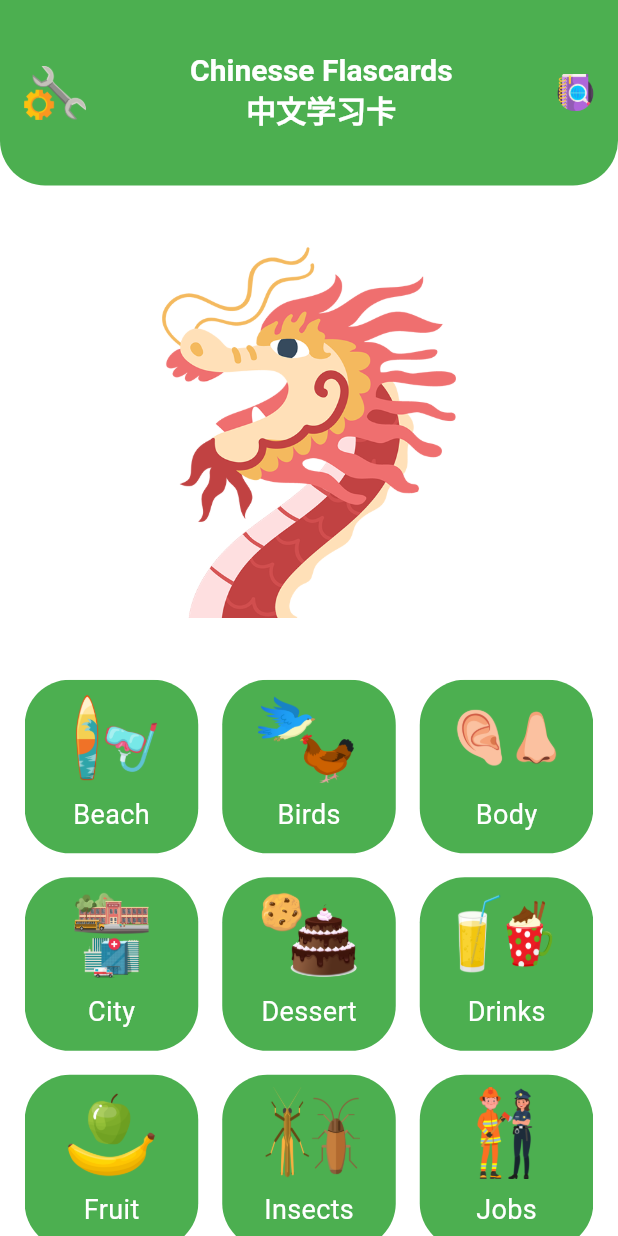
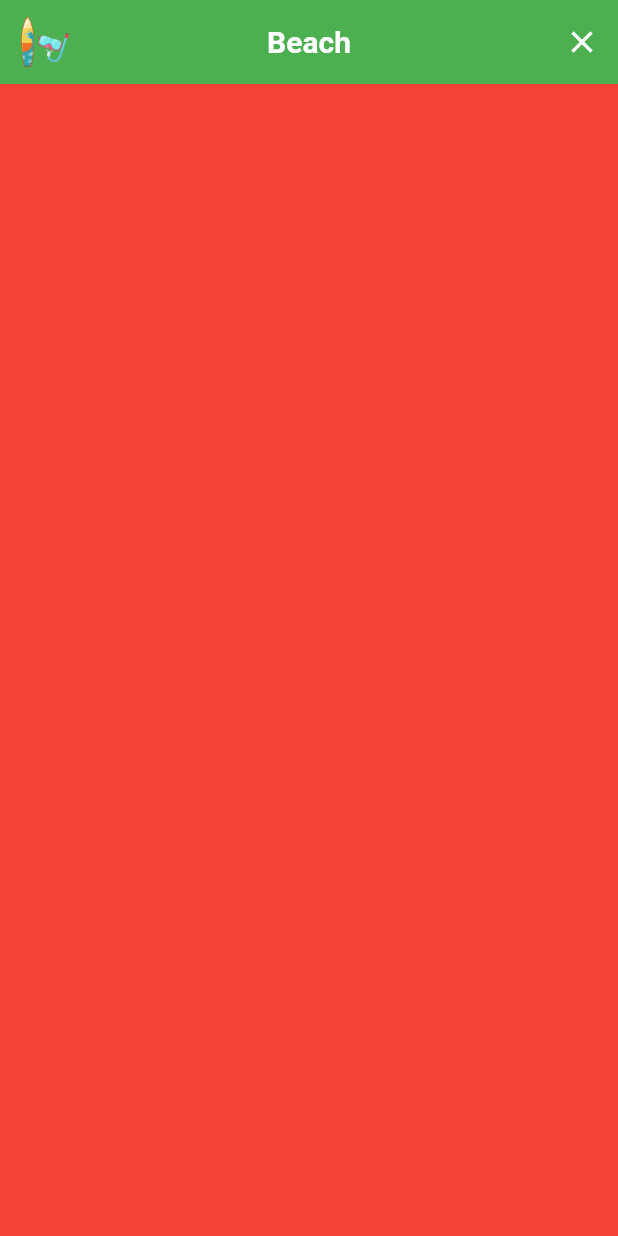
Before and after one commit to Nde-Dilan/Nerala, a Flutter app: the HomePage screen opened directly, after a tap on "Beach", on a phone screen of 412 x 824 dp. Run offline on Flutter 3.47's test engine with Material 3 defaults, Android fonts, the phone set to English and light mode, and no system bars; Roboto replaces fonts that are missing (Ink Free).

Commit message:
Adding custom AppBar and starting with the flashcards page + adding provider

```diff
--- /dev/null
+++ b/devtools_options.yaml
@@ -0,0 +1 @@
+extensions:
--- /dev/null
+++ b/lib/app/custom_appbar.dart
@@ -0,0 +1,42 @@
+import 'package:anki_like_app/configs/styles/palette.dart';
+import 'package:anki_like_app/notifiyers/flascards_notifiyer.dart';
+import 'package:anki_like_app/pages/home_page.dart';
+import 'package:flutter/material.dart';
+import 'package:provider/provider.dart';
+
+class CustomAppBar extends StatelessWidget {
+  const CustomAppBar({
+    super.key,
+  });
+
+  @override
+  Widget build(BuildContext context) {
+    Palette palette = Palette();
+    return Consumer<FlashCardsNotifier>(
+      builder:
+          (BuildContext context, FlashCardsNotifier notifier, Widget? child) =>
+              AppBar(
+        title: Text(notifier.topic),
+        leading: Padding(
+          padding: const EdgeInsets.all(8.0),
+          child: Hero(
+              tag: notifier.topic,
+              child: Image.asset("assets/topics/${notifier.topic}.png")),
+        ),
+        actions: [
+          IconButton(
+              onPressed: () {
+                Navigator.pushAndRemoveUntil(
+                    context,
+                    MaterialPageRoute(builder: (_) => const HomePage()),
+                    (route) => false);
+              },
+              icon: Icon(
+                Icons.clear,
+                color: palette.trueWhite,
+              ))
+        ],
+      ),
+    );
+  }
+}
--- a/lib/components/home_page/topic_tile.dart
+++ b/lib/components/home_page/topic_tile.dart
@@ -1,5 +1,6 @@
 import 'package:anki_like_app/animations/fade_in_animation.dart';
 import 'package:anki_like_app/configs/styles/palette.dart';
+import 'package:anki_like_app/utils/methods.dart';
 import 'package:flutter/material.dart';
 
 class TopicTile extends StatelessWidget {
@@ -19,7 +20,7 @@ class TopicTile extends StatelessWidget {
       duration: 1000,
       child: InkWell(
         onTap: () {
-          //TODO: Use GoRouter for navigation here
+          loadSession(context: context, topic: topic);
         },
         child: Container(
             decoration: BoxDecoration(
@@ -33,7 +34,8 @@ class TopicTile extends StatelessWidget {
                     flex: 2,
                     child: Padding(
                       padding: const EdgeInsets.all(8.0),
-                      child: Image(image: AssetImage(image)),
+                      child: Hero(tag: topic,
+                      child: Image(image: AssetImage(image))),
                     )),
                 Expanded(child: Text(topic)),
               ],
--- a/lib/configs/themes.dart
+++ b/lib/configs/themes.dart
@@ -11,11 +11,14 @@ final appTheme = ThemeData(
     fontSize: 18,
   )),
   appBarTheme: AppBarTheme(
+    elevation: 0,
+    centerTitle: true,
+    backgroundColor: palette.green,
     titleTextStyle: TextStyle(
-    color: palette.trueWhite,
-    fontWeight: FontWeight.bold,
-    fontSize: 20,
-  ),
+      color: palette.trueWhite,
+      fontWeight: FontWeight.bold,
+      fontSize: 20,
+    ),
   ),
   scaffoldBackgroundColor: palette.trueWhite,
   useMaterial3: true,
--- a/lib/main.dart
+++ b/lib/main.dart
@@ -1,10 +1,14 @@
 import 'package:anki_like_app/configs/themes.dart';
+import 'package:anki_like_app/notifiyers/flascards_notifiyer.dart';
 import 'package:anki_like_app/pages/home_page.dart';
-import 'package:anki_like_app/pages/test_page.dart';
 import 'package:flutter/material.dart';
+import 'package:provider/provider.dart';
 
 void main() {
-  runApp(const MyApp());
+  runApp(MultiProvider(providers: [
+    ChangeNotifierProvider(create: (_) => FlashCardsNotifier())
+  ],
+  child: const MyApp()));
 }
 
 class MyApp extends StatelessWidget {
@@ -19,11 +23,7 @@ class MyApp extends StatelessWidget {
       home: PageView(
         children: const [
           HomePage(),
-          MyWidget(color: Colors.red),
-          MyWidget(color: Colors.green),
-          MyWidget(color: Colors.black),
-          MyWidget(color: Colors.orange),
-          MyWidget(color: Colors.yellow),
+
         ],
       ),
     );
--- /dev/null
+++ b/lib/notifiyers/flascards_notifiyer.dart
@@ -0,0 +1,10 @@
+import 'package:flutter/material.dart';
+
+class FlashCardsNotifier extends ChangeNotifier {
+  String topic = "";
+
+  setTopic({required String topic}) {
+    this.topic = topic;
+    notifyListeners();
+  }
+}
--- /dev/null
+++ b/lib/pages/flashcards_page.dart
@@ -0,0 +1,26 @@
+import 'package:anki_like_app/app/custom_appbar.dart';
+import 'package:anki_like_app/notifiyers/flascards_notifiyer.dart';
+import 'package:flutter/material.dart';
+import 'package:provider/provider.dart';
+
+class FlashCardsPage extends StatefulWidget {
+  const FlashCardsPage({super.key});
+
+  @override
+  State<FlashCardsPage> createState() => _FlashCardsPageState();
+}
+
+class _FlashCardsPageState extends State<FlashCardsPage> {
+  @override
+  Widget build(BuildContext context) {
+    return Consumer<FlashCardsNotifier>(
+      builder:
+          (BuildContext context, FlashCardsNotifier notifier, Widget? child) =>
+              const Scaffold(
+        appBar: PreferredSize(preferredSize: Size.fromHeight(56),
+        child: CustomAppBar()),
+        backgroundColor: Colors.red,
+      ),
+    );
+  }
+}
--- a/lib/pages/home_page.dart
+++ b/lib/pages/home_page.dart
@@ -59,8 +59,6 @@ class _HomePageState extends State<HomePage> {
                   child: Image.asset("assets/buttons/Review.png")),
             ],
           ),
-          centerTitle: true,
-          elevation: 0,
           shape: const RoundedRectangleBorder(
               borderRadius: BorderRadius.only(
                   bottomLeft: Radius.circular(borderRadius),
--- a/lib/pages/test_page.dart
+++ b/lib/pages/test_page.dart
@@ -10,13 +10,18 @@ class MyWidget extends StatelessWidget {
       appBar: AppBar(
         title: const Text("Test app bar"),
       ),
-      body: Container(
+      body: color == Colors.green ? Container(
         decoration: BoxDecoration(color: color),
         child: DatePickerDialog(
             firstDate: DateTime.now(),
             lastDate: DateTime(
               2029,
             )),
+      ) :  PageView(
+        children:const  [
+          MyWidget(color: Colors.black),
+          MyWidget(color: Colors.orange),
+        ],
       ),
     );
   }
--- /dev/null
+++ b/lib/utils/methods.dart
@@ -0,0 +1,11 @@
+import 'package:anki_like_app/notifiyers/flascards_notifiyer.dart';
+import 'package:anki_like_app/pages/flashcards_page.dart';
+import 'package:flutter/material.dart';
+import 'package:provider/provider.dart';
+
+loadSession({required BuildContext context, required topic}) {
+  //TODO: Use GoRouter
+  Navigator.of(context).pushReplacement(
+      MaterialPageRoute(builder: (context) => const FlashCardsPage()));
+  Provider.of<FlashCardsNotifier>(context,listen:false).setTopic(topic: topic);
+}
--- a/pubspec.yaml
+++ b/pubspec.yaml
@@ -35,6 +35,7 @@ dependencies:
   # The following adds the Cupertino Icons font to your application.
   # Use with the CupertinoIcons class for iOS style icons.
   cupertino_icons: ^1.0.6
+  provider: ^6.1.2
 
 dev_dependencies:
   flutter_test:
```
Also changed, not shown: pubspec.lock.
